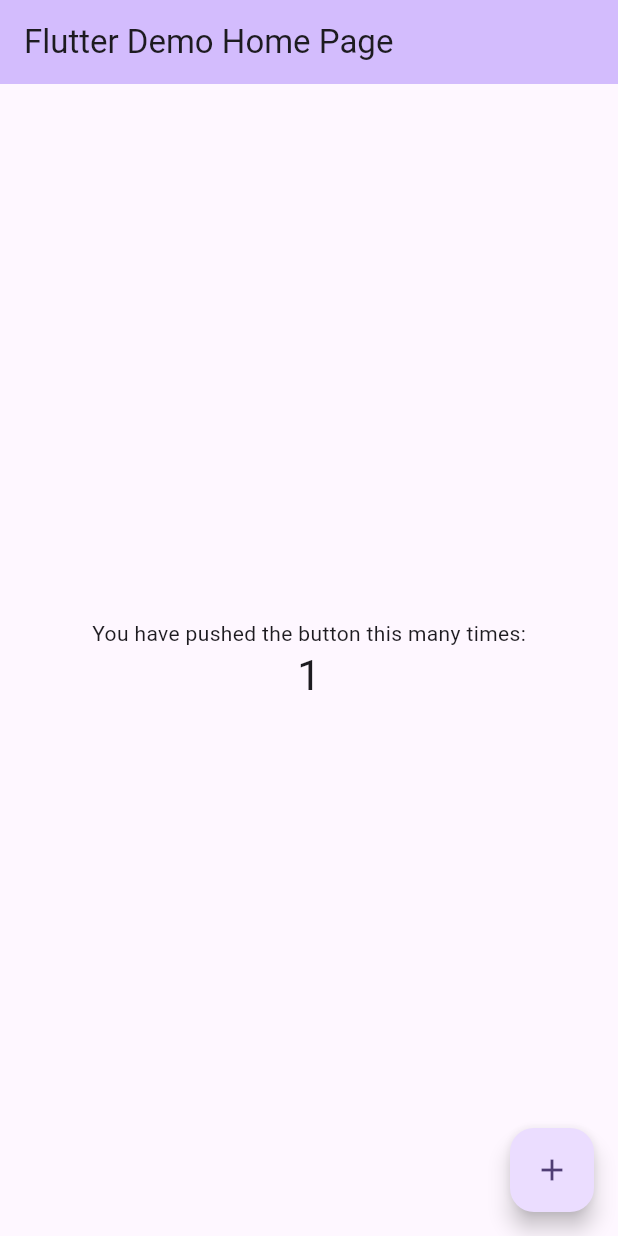
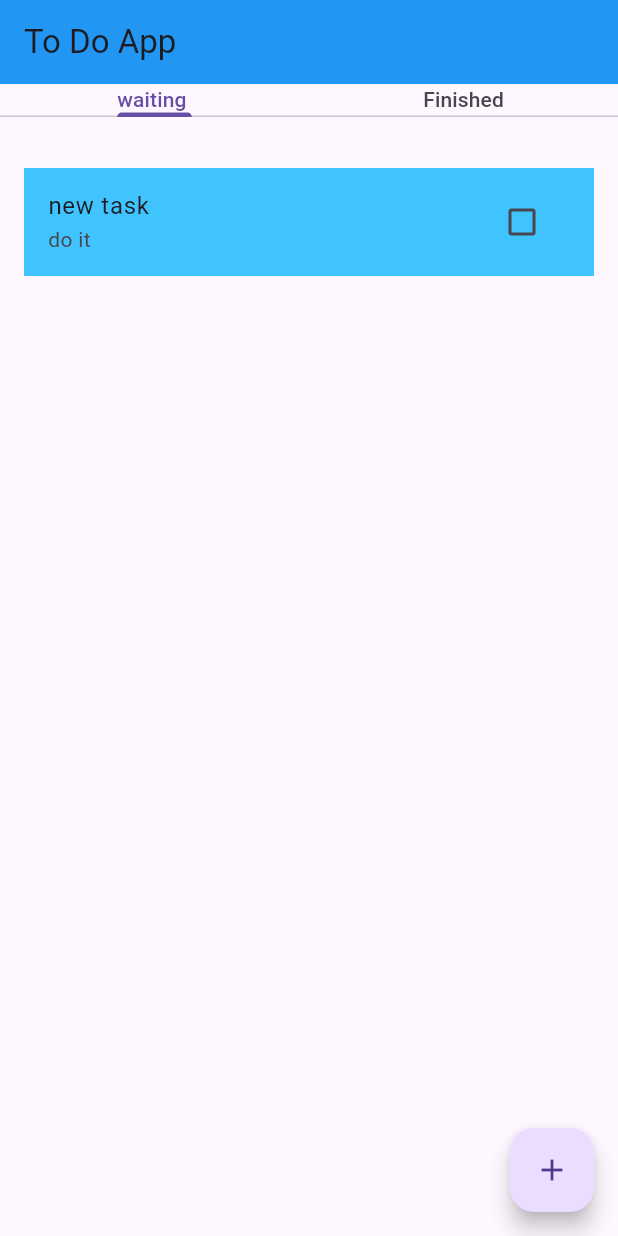
Before and after one commit to Ali-agela/Flutter_To_Do_App, a Flutter app: the screen it shows after launch, after a tap on the "add" icon, on a phone screen of 412 x 824 dp. Run offline on Flutter 3.47's test engine with Material 3 defaults, Android fonts, the phone set to English and light mode, and no system bars.

Commit message:
first commit

```diff
--- a/lib/main.dart
+++ b/lib/main.dart
@@ -1,125 +1,108 @@
 import 'package:flutter/material.dart';
 
 void main() {
-  runApp(const MyApp());
+  runApp(MaterialApp(home: HomeScreen()));
 }
 
-class MyApp extends StatelessWidget {
-  const MyApp({super.key});
+class HomeScreen extends StatefulWidget {
+  const HomeScreen({super.key});
 
-  // This widget is the root of your application.
+  @override
+  State<HomeScreen> createState() => _HomeScreenState();
+}
+
+class _HomeScreenState extends State<HomeScreen> {
+  List<TaskModel> tasks = [];
   @override
   Widget build(BuildContext context) {
-    return MaterialApp(
-      title: 'Flutter Demo',
-      theme: ThemeData(
-        // This is the theme of your application.
-        //
-        // TRY THIS: Try running your application with "flutter run". You'll see
-        // the application has a purple toolbar. Then, without quitting the app,
-        // try changing the seedColor in the colorScheme below to Colors.green
-        // and then invoke "hot reload" (save your changes or press the "hot
-        // reload" button in a Flutter-supported IDE, or press "r" if you used
-        // the command line to start the app).
-        //
-        // Notice that the counter didn't reset back to zero; the application
-        // state is not lost during the reload. To reset the state, use hot
-        // restart instead.
-        //
-        // This works for code too, not just values: Most code changes can be
-        // tested with just a hot reload.
-        colorScheme: ColorScheme.fromSeed(seedColor: Colors.deepPurple),
-        useMaterial3: true,
+    return Scaffold(
+      floatingActionButton: FloatingActionButton(
+        child: Icon(Icons.add),
+        onPressed: () {
+        setState(() {
+          tasks.add(TaskModel(
+              title: "new task", createdat: DateTime.now(), subtitle: "do it"));
+        });
+      }),
+      appBar: AppBar(
+        title: const Text("To Do App"),
+        backgroundColor: Colors.blue,
       ),
-      home: const MyHomePage(title: 'Flutter Demo Home Page'),
+      body: DefaultTabController(
+        length: 2,
+        child: Column(
+          children: [
+            const TabBar(
+              tabs: [
+                Text("waiting "),
+                Text("Finished"),
+              ],
+            ),
+            Expanded(
+              child: TabBarView(children: [
+                ListView.builder(
+                  itemCount: tasks.length,
+                  padding:
+                      const EdgeInsets.symmetric(vertical: 24, horizontal: 16),
+                  itemBuilder: (context, index) {
+                    if (!tasks[index].status) {
+                      return Container(
+                        padding: const EdgeInsets.symmetric(vertical: 10),
+                        child: ListTile(
+                          title: Text(tasks[index].title),
+                          subtitle: Text(tasks[index].subtitle ?? ""),
+                          trailing: Checkbox(
+                              value: tasks[index].status,
+                              onChanged: (check) => setState(() {
+                                    tasks[index].status = true;
+                                  })),
+                          tileColor: Colors.lightBlueAccent,
+                        ),
+                      );
+                    }
+                    return const SizedBox();
+                  },
+                ),
+                ListView.builder(
+                  itemCount: tasks.length,
+                  padding:
+                      const EdgeInsets.symmetric(vertical: 24, horizontal: 16),
+                  itemBuilder: (context, index) {
+                    if (tasks[index].status) {
+                      return Container(
+                        padding: const EdgeInsets.symmetric(vertical: 10),
+                        child: ListTile(
+                          title: Text(tasks[index].title),
+                          subtitle: Text(tasks[index].subtitle ?? ""),
+                          trailing: Checkbox(
+                              value: tasks[index].status,
+                              onChanged: (check) => setState(() {
+                                    tasks[index].status = false;
+                                  })),
+                          tileColor: Colors.lightBlueAccent,
+                        ),
+                      );
+                    }
+                    return const SizedBox();
+                  },
+                )
+              ]),
+            ),
+          ],
+        ),
+      ),
     );
   }
 }
 
-class MyHomePage extends StatefulWidget {
-  const MyHomePage({super.key, required this.title});
-
-  // This widget is the home page of your application. It is stateful, meaning
-  // that it has a State object (defined below) that contains fields that affect
-  // how it looks.
-
-  // This class is the configuration for the state. It holds the values (in this
-  // case the title) provided by the parent (in this case the App widget) and
-  // used by the build method of the State. Fields in a Widget subclass are
-  // always marked "final".
-
-  final String title;
-
-  @override
-  State<MyHomePage> createState() => _MyHomePageState();
+class TaskModel {
+  String title;
+  String? subtitle;
+  bool status;
+  DateTime createdat;
+  TaskModel(
+      {required this.title,
+      this.status = false,
+      required this.createdat,
+      this.subtitle});
 }
-
-class _MyHomePageState extends State<MyHomePage> {
-  int _counter = 0;
-
-  void _incrementCounter() {
-    setState(() {
-      // This call to setState tells the Flutter framework that something has
-      // changed in this State, which causes it to rerun the build method below
-      // so that the display can reflect the updated values. If we changed
-      // _counter without calling setState(), then the build method would not be
-      // called again, and so nothing would appear to happen.
-      _counter++;
-    });
-  }
-
-  @override
-  Widget build(BuildContext context) {
-    // This method is rerun every time setState is called, for instance as done
-    // by the _incrementCounter method above.
-    //
-    // The Flutter framework has been optimized to make rerunning build methods
-    // fast, so that you can just rebuild anything that needs updating rather
-    // than having to individually change instances of widgets.
-    return Scaffold(
-      appBar: AppBar(
-        // TRY THIS: Try changing the color here to a specific color (to
-        // Colors.amber, perhaps?) and trigger a hot reload to see the AppBar
-        // change color while the other colors stay the same.
-        backgroundColor: Theme.of(context).colorScheme.inversePrimary,
-        // Here we take the value from the MyHomePage object that was created by
-        // the App.build method, and use it to set our appbar title.
-        title: Text(widget.title),
-      ),
-      body: Center(
-        // Center is a layout widget. It takes a single child and positions it
-        // in the middle of the parent.
-        child: Column(
-          // Column is also a layout widget. It takes a list of children and
-          // arranges them vertically. By default, it sizes itself to fit its
-          // children horizontally, and tries to be as tall as its parent.
-          //
-          // Column has various properties to control how it sizes itself and
-          // how it positions its children. Here we use mainAxisAlignment to
-          // center the children vertically; the main axis here is the vertical
-          // axis because Columns are vertical (the cross axis would be
-          // horizontal).
-          //
-          // TRY THIS: Invoke "debug painting" (choose the "Toggle Debug Paint"
-          // action in the IDE, or press "p" in the console), to see the
-          // wireframe for each widget.
-          mainAxisAlignment: MainAxisAlignment.center,
-          children: <Widget>[
-            const Text(
-              'You have pushed the button this many times:',
-            ),
-            Text(
-              '$_counter',
-              style: Theme.of(context).textTheme.headlineMedium,
-            ),
-          ],
-        ),
-      ),
-      floatingActionButton: FloatingActionButton(
-        onPressed: _incrementCounter,
-        tooltip: 'Increment',
-        child: const Icon(Icons.add),
-      ), // This trailing comma makes auto-formatting nicer for build methods.
-    );
-  }
-}
```
Also changed, not shown: pubspec.lock, 1 other file.
